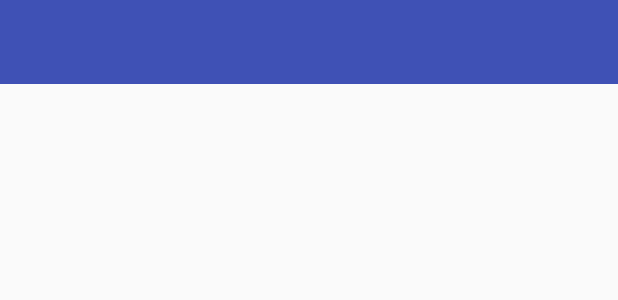
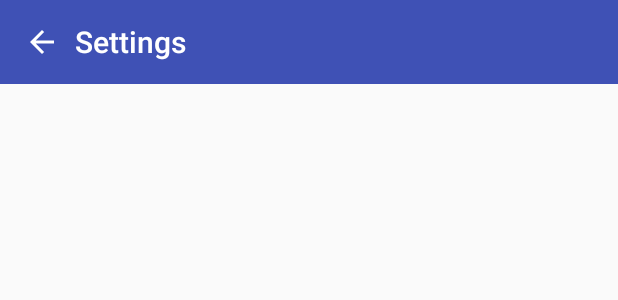
Before and after one commit to NikhilVadoliya/Base_Structure_App, an Android app: the layout activity_main.xml on its own in the app's theme, with its tools: preview values and no code run, on a phone screen of 412 x 824 dp. Shown: the top 300 px of the screen. Run offline under Robolectric (Android 15) with nearby library versions, the phone set to English and light mode, and no system bars.

Commit message:
-add Fragment -update Toolbar

```diff
--- /dev/null
+++ b/app/src/main/res/drawable/ic_arrow_back_black_24dp.xml
@@ -0,0 +1,5 @@
+<vector android:autoMirrored="true" android:height="24dp"
+    android:tint="#FFFFFF" android:viewportHeight="24.0"
+    android:viewportWidth="24.0" android:width="24dp" xmlns:android="http://schemas.android.com/apk/res/android">
+    <path android:fillColor="#FFFFFF" android:pathData="M20,11H7.83l5.59,-5.59L12,4l-8,8 8,8 1.41,-1.41L7.83,13H20v-2z"/>
+</vector>
--- a/app/src/main/res/layout/activity_main.xml
+++ b/app/src/main/res/layout/activity_main.xml
@@ -1,8 +1,9 @@
 <?xml version="1.0" encoding="utf-8"?>
-<RelativeLayout xmlns:android="http://schemas.android.com/apk/res/android"
+<LinearLayout xmlns:android="http://schemas.android.com/apk/res/android"
     android:layout_width="match_parent"
     android:layout_height="match_parent"
-    android:fitsSystemWindows="true">
+    android:fitsSystemWindows="true"
+    android:orientation="vertical">
 
     <include layout="@layout/toolbar" />
 
@@ -10,4 +11,4 @@
         android:id="@+id/container"
         android:layout_width="match_parent"
         android:layout_height="match_parent" />
-</RelativeLayout>
+</LinearLayout>
--- a/app/src/main/res/layout/toolbar.xml
+++ b/app/src/main/res/layout/toolbar.xml
@@ -1,5 +1,4 @@
 <LinearLayout xmlns:android="http://schemas.android.com/apk/res/android"
-    xmlns:app="http://schemas.android.com/apk/res-auto"
     android:layout_width="match_parent"
     android:layout_height="wrap_content"
     android:fitsSystemWindows="true"
@@ -10,14 +9,23 @@
         android:layout_width="match_parent"
         android:layout_height="?attr/actionBarSize"
         android:background="?attr/colorPrimary"
+        android:gravity="center"
         android:minHeight="?attr/actionBarSize">
+
+        <ImageView
+            android:id="@+id/img_back"
+            android:layout_width="wrap_content"
+            android:layout_height="match_parent"
+            android:src="@drawable/ic_arrow_back_black_24dp" />
 
         <TextView
             android:id="@+id/toolbar_title"
             style="@style/TextAppearance.AppCompat.Widget.ActionBar.Title"
-            android:layout_width="wrap_content"
+            android:layout_width="match_parent"
             android:layout_height="wrap_content"
             android:layout_gravity="left"
+            android:text="@string/action_settings"
+            android:paddingLeft="10dp"
             android:textColor="@android:color/white" />
     </android.support.v7.widget.Toolbar>
 </LinearLayout>
--- a/app/src/main/res/values/strings.xml
+++ b/app/src/main/res/values/strings.xml
@@ -6,4 +6,5 @@
     <string name="msg_api_error_unknown_host"> UnknownHost Request </string>
     <string name="msg_api_error_something_want_wrong">Something want wrong</string>
     <string name="msg_no_internet">No internet connection.</string>
+    <string name="btn_detail">Detail</string>
 </resources>
```
Also changed, not shown: app/src/main/java/com/sp/standardapplication/activities/MainActivity.java (+4 -4 lines), app/src/main/java/com/sp/standardapplication/base/BaseActivity.java (+33 -6 lines), app/src/main/java/com/sp/standardapplication/fragments/BaseFragment.java (+45 -2 lines), app/src/main/java/com/sp/standardapplication/fragments/DetailFragment.java (added, +50 -0 lines), app/src/main/java/com/sp/standardapplication/fragments/ListDataFragment.java (added, +69 -0 lines), app/src/main/res/layout/fragment_detail.xml (added, +8 -0 lines), app/src/main/res/layout/fragment_list.xml (added, +14 -0 lines).
